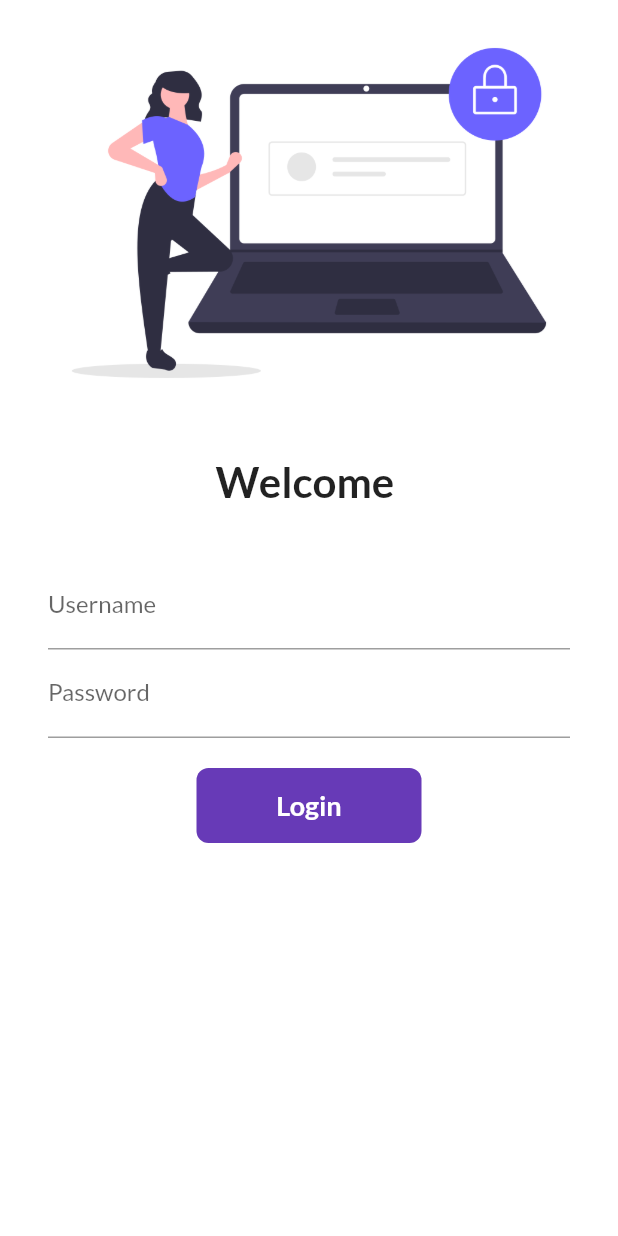
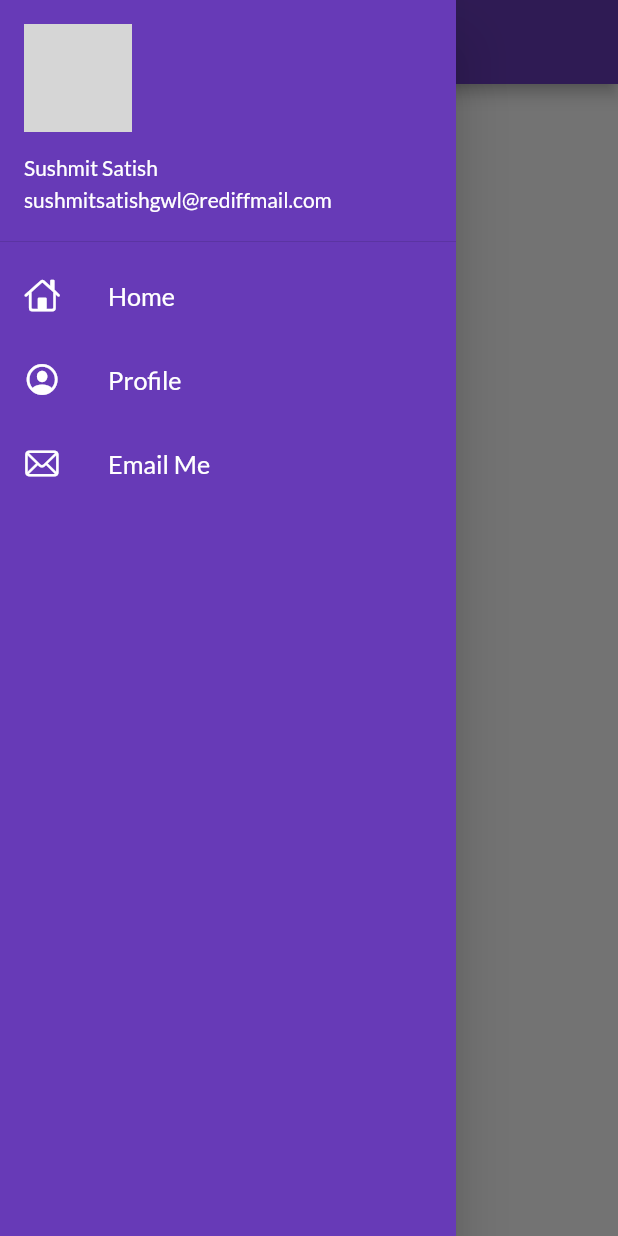
Before and after one commit to sushmitsatish/30DaysOfFlutter, a Flutter app: the screen it shows after launch, with the side drawer open (before the commit the screen has no drawer), on a phone screen of 412 x 824 dp. Run offline on Flutter 3.47's test engine with Material 2 defaults, Android fonts, the phone set to English and light mode, and no system bars; our stand-ins replace google_fonts; network calls fail; grey boxes are pictures that could not be loaded.

Commit message:
Day 9 Completed

```diff
--- a/lib/main.dart
+++ b/lib/main.dart
@@ -20,7 +20,8 @@ class MyApp extends StatelessWidget {
       darkTheme: ThemeData(
         brightness: Brightness.dark,
       ),
-      initialRoute: "/",
+      debugShowCheckedModeBanner: false,
+      initialRoute: MyRoutes.homeRoute,
       routes: {
         "/": (context) => LoginPage(),
         MyRoutes.homeRoute: (context) => HomePage(),
--- a/lib/screens/home_page.dart
+++ b/lib/screens/home_page.dart
@@ -1,4 +1,6 @@
 import 'package:flutter/material.dart';
+
+import '../widgets/drawer.dart';
 
 class HomePage extends StatelessWidget {
   const HomePage({Key? key}) : super(key: key);
@@ -14,7 +16,7 @@ class HomePage extends StatelessWidget {
           child: Text("Hello world"),
         ),
       ),
-      drawer: Drawer(),
+      drawer: MyDrawer(),
     );
   }
 }
--- /dev/null
+++ b/lib/widgets/drawer.dart
@@ -0,0 +1,73 @@
+import 'package:flutter/cupertino.dart';
+import 'package:flutter/material.dart';
+import 'package:cupertino_icons/cupertino_icons.dart';
+
+class MyDrawer extends StatelessWidget {
+  const MyDrawer({Key? key}) : super(key: key);
+
+  @override
+  Widget build(BuildContext context) {
+    final imageUrl =
+        "https://media-exp1.licdn.com/dms/image/C5603AQGXUd_9rDxoZg/profile-displayphoto-shrink_200_200/0/1622444250421?e=1654128000&v=beta&t=nGzHBaiiO_dCyC_3_rf-5PSZzhWZ-E8_iswwLEpFyVc";
+    return Drawer(
+      child: Container(
+        color: Colors.deepPurple,
+        child: ListView(
+          // padding: EdgeInsets.zero,
+          children: [
+            DrawerHeader(
+              padding: EdgeInsets.zero,
+              child: UserAccountsDrawerHeader(
+                margin: EdgeInsets.zero,
+                accountName: Text("Sushmit Satish"),
+                accountEmail: Text("sushmitsatishgwl@rediffmail.com"),
+                currentAccountPicture: CircleAvatar(
+                  backgroundImage: NetworkImage(imageUrl),
+                ),
+              ),
+            ),
+            ListTile(
+              leading: Icon(
+                CupertinoIcons.home,
+                color: Colors.white,
+              ),
+              title: Text(
+                "Home",
+                textScaleFactor: 1.2,
+                style: TextStyle(
+                  color: Colors.white,
+                ),
+              ),
+            ),
+            ListTile(
+              leading: Icon(
+                CupertinoIcons.profile_circled,
+                color: Colors.white,
+              ),
+              title: Text(
+                "Profile",
+                textScaleFactor: 1.2,
+                style: TextStyle(
+                  color: Colors.white,
+                ),
+              ),
+            ),
+            ListTile(
+              leading: Icon(
+                CupertinoIcons.mail,
+                color: Colors.white,
+              ),
+              title: Text(
+                "Email Me",
+                textScaleFactor: 1.2,
+                style: TextStyle(
+                  color: Colors.white,
+                ),
+              ),
+            ),
+          ],
+        ),
+      ),
+    );
+  }
+}
```
Also changed, not shown: lib/screens/login_page.dart (+41 -26 lines), assets/images/hey.png (added).
